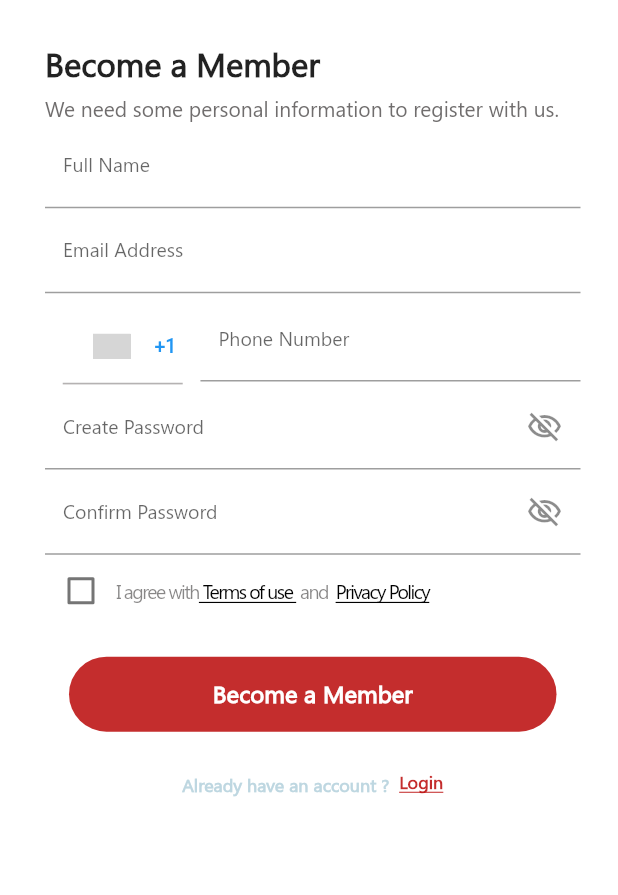
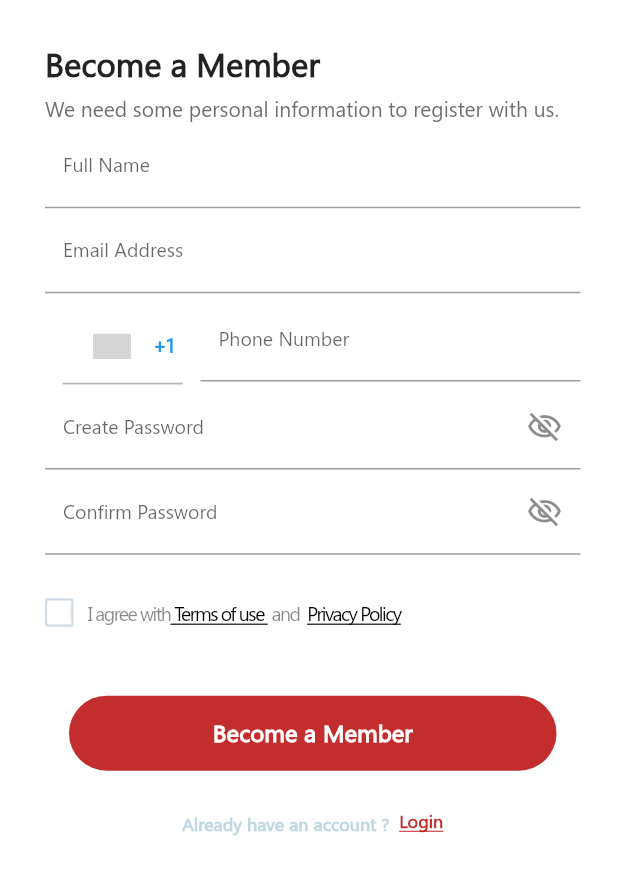
Before and after one commit to abhimanyu-worksdelight/daily_reach, a Flutter app: the screen it shows after launch, after a tap on "Become a Member", on a phone screen of 412 x 824 dp, the part 153-1048 px from its top. Run offline on Flutter 3.47's test engine with Material 2 defaults, Android fonts, the phone set to English and light mode, and no system bars; drawn by our look-alikes of country_code_picker; our stand-ins replace chewie, video_player; grey boxes are pictures that could not be loaded.

Commit message:
check box

```diff
--- a/lib/become_member.dart
+++ b/lib/become_member.dart
@@ -1,5 +1,6 @@
 import 'package:country_code_picker/country_code_picker.dart';
 import 'package:dailyreach/profile_screen.dart';
+import 'package:flutter/cupertino.dart';
 import 'package:flutter/material.dart';
 import 'login_screen.dart';
 
@@ -15,6 +16,7 @@ class _Become_member extends State<Become_member> {
   bool _isObscure = true;
   var passwordcontroller = TextEditingController();
   final _formKey = GlobalKey<FormState>();
+  bool isClick = false;
 
   @override
   Widget build(BuildContext context) {
@@ -257,19 +259,43 @@ class _Become_member extends State<Become_member> {
                         return null;
                       },
                     ),
-                    Row(
+                    Padding(
+                      padding: EdgeInsets.only(top: 29),
+                      child: Row(
                         mainAxisAlignment: MainAxisAlignment.start,
                         children: [
-                        Checkbox(
-                          checkColor: Color.fromARGB(100, 214, 212, 212),
-                          value: _ischecked,
-                          onChanged: (v) {
-                            setState(() {
-                              _ischecked = v!;
-                            });
+                          InkWell(
+                            onTap: () {
+                              isClick = !isClick;
+                              setState(() {});
                             },
+                            child: Container(
+                              height: 19,
+                              width: 19,
+                              decoration: BoxDecoration(
+                                border: Border.all(
+                                    color: isClick == false
+                                        ? Color.fromARGB(153, 179, 195, 210)
+                                        : Color.fromARGB(228, 40, 40, 234),
+                                    width: 1.5),
+                                borderRadius: BorderRadius.circular(2),
                               ),
-                        RichText(
+                              child: isClick == false?Image.asset('assets/images/white.jpg',height: 19,width: 19,)
+                                  :Image.asset('assets/images/group.png')
+                            ),
+                          ),
+                          // Checkbox(
+                          //   checkColor: Color.fromARGB(100, 214, 212, 212),
+                          //   value: _ischecked,
+                          //   onChanged: (v) {
+                          //     setState(() {
+                          //       _ischecked = v!;
+                          //     });
+                          //   },
+                          // ),
+                          Padding(
+                            padding: const EdgeInsets.only(left: 10),
+                            child: RichText(
                               text: const TextSpan(
                                   text: 'I agree with',
                                   style: TextStyle(
@@ -283,7 +309,8 @@ class _Become_member extends State<Become_member> {
                                     TextSpan(
                                         text: ' Terms of use ',
                                         style: TextStyle(
-                                        decoration: TextDecoration.underline,
+                                            decoration:
+                                                TextDecoration.underline,
                                             fontFamily: "segoe",
                                             letterSpacing: -1,
                                             fontWeight: FontWeight.w400,
@@ -311,14 +338,16 @@ class _Become_member extends State<Become_member> {
                                     )
                                   ]),
                             ),
+                          ),
                         ],
+                      ),
                     ),
                     GestureDetector(
                       onTap: () {
                         _submit();
                       },
                       child: Padding(
-                        padding: const EdgeInsets.only(top: 20),
+                        padding: const EdgeInsets.only(top: 46),
                         child: Container(
                             width: 325,
                             height: 50,
--- a/lib/main.dart
+++ b/lib/main.dart
@@ -135,9 +135,6 @@ class _HomePage extends State<HomePage> {
             ),
             GestureDetector(
               onTap: () {
-                _videoPlayerController1!.dispose();
-                _videoPlayerController2!.dispose();
-                _chewieController?.dispose();
                 Navigator.push(context,
                     MaterialPageRoute(builder: (context) => Become_member()));
               },
@@ -182,10 +179,7 @@ class _HomePage extends State<HomePage> {
                   ),
                   GestureDetector(
                     onTap: () {
-                      _videoPlayerController1?.dispose();
-                      _videoPlayerController2?.dispose();
-                      _chewieController?.dispose();
-                      Navigator.push(
+                       Navigator.push(
                           context,
                           MaterialPageRoute(
                               builder: (context) => Login_screen()));
```
Also changed, not shown: assets/images/imageblue.jpg (added), assets/images/white.jpg (added). Lines whose indentation alone changed are shown as unchanged.
